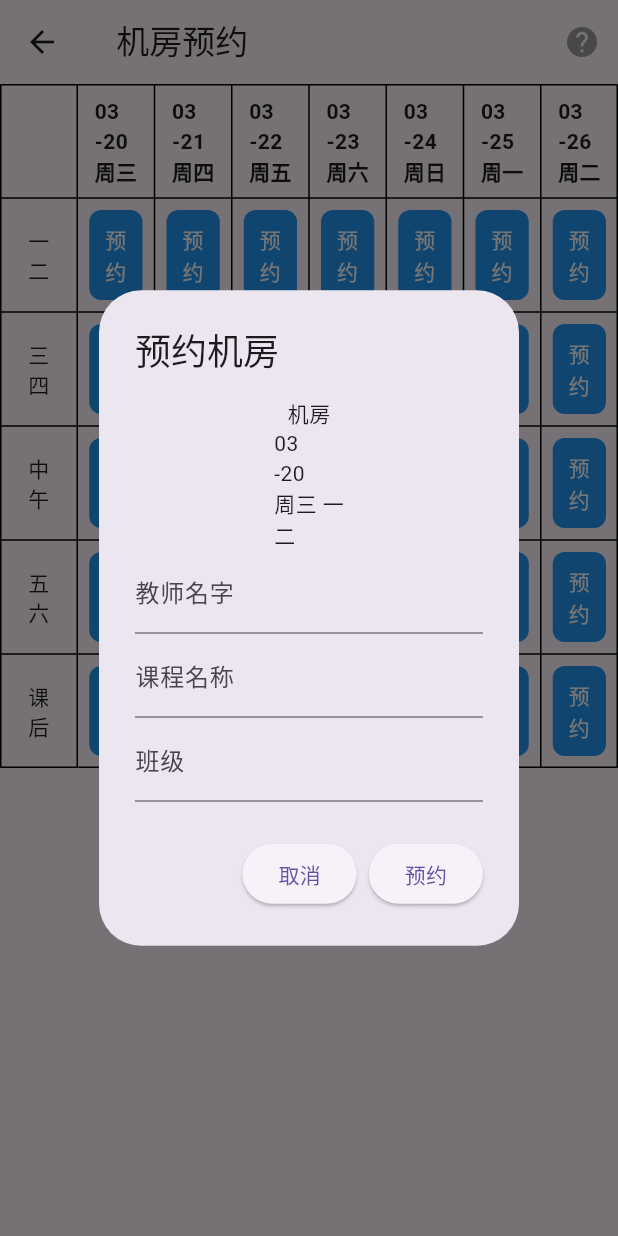
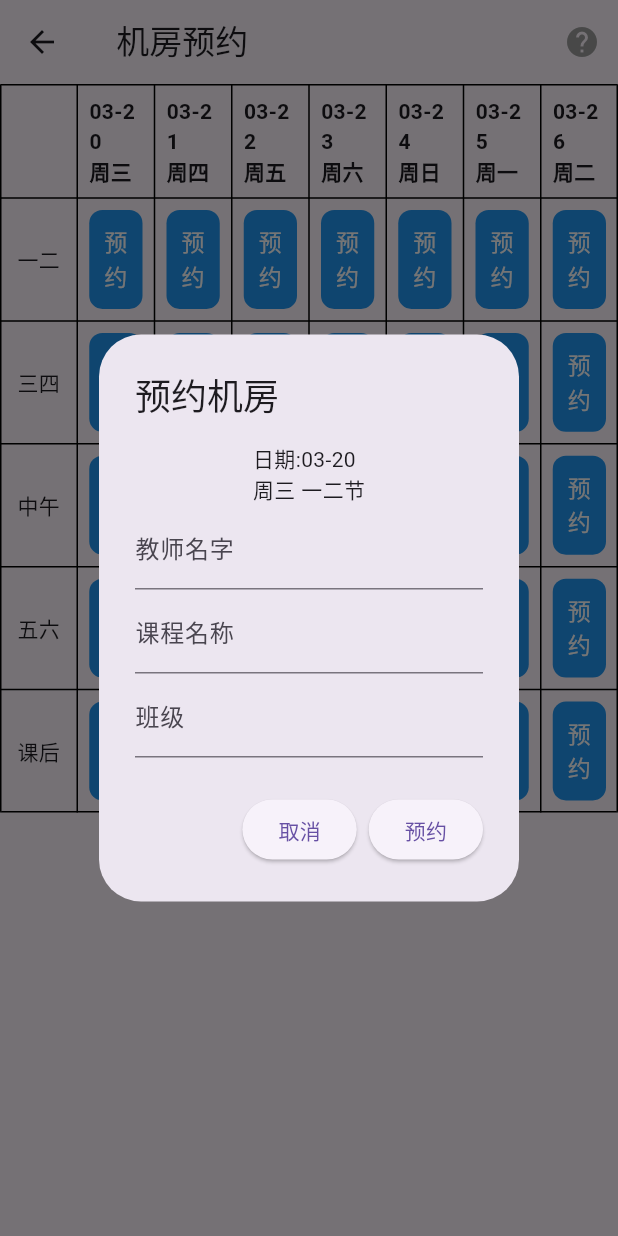
Before and after one commit to kfzzzzzz/xintai_school, a Flutter app: the SchoolComputerReservationPage screen opened directly with empty values, after a tap on an icon or button, on a phone screen of 412 x 824 dp. Run offline on Flutter 3.47's test engine with Material 3 defaults, Android fonts, the phone set to English and light mode, and no system bars; our stand-ins replace bloc, data_table_2, equatable, flutter_bloc, flutter_screenutil, fluttertoast and 1 more; statements that could not run were skipped.

Commit message:
@dev #预约界面一些UI修改

```diff
--- a/lib/SchoolComputerSys/SchoolComputerReservationPage.dart
+++ b/lib/SchoolComputerSys/SchoolComputerReservationPage.dart
@@ -128,33 +128,45 @@ class _SchoolComputerReservationPageState
     int type,
     Map<String, List<RoomReservation>> roomDayReservations,
   ) {
-    String reservationInfo =
+    RoomReservation? roomReservation =
         _getReservationInfo(date, type, roomDayReservations);
 
-    if (reservationInfo.isNotEmpty) {
-      return Center(
-        child: Text(
-          reservationInfo,
-          style: TextStyle(fontSize: 10.0),
+    if (roomReservation != null) {
+      return Column(children: [
+        Text(
+          '${roomReservation.course}',
+          style: TextStyle(fontSize: 10.0.px),
+          textAlign: TextAlign.left,
+          maxLines: 3,
+          overflow: TextOverflow.ellipsis,
+        ),
+        Text(
+          '${roomReservation.className}',
+          style: TextStyle(fontSize: 10.0.px),
           textAlign: TextAlign.left,
         ),
-      );
+        Text(
+          '${roomReservation.teacher}',
+          style: TextStyle(fontSize: 10.0.px),
+          textAlign: TextAlign.left,
+        ),
+      ]);
     } else {
       return InkWell(
         onTap: () {
           showBookDialog(computerRoom, date, type);
         },
         child: Container(
-          width: 100, // 按钮宽度
-          height: 60, // 按钮高度
+          width: 100.px, // 按钮宽度
+          height: 60.px, // 按钮高度
           decoration: BoxDecoration(
             color: Colors.blue, // 按钮背景色
-            borderRadius: BorderRadius.circular(8), // 按钮圆角
+            borderRadius: BorderRadius.circular(8.px), // 按钮圆角
           ),
           child: Center(
             child: Text(
               '预 \n约',
-              style: TextStyle(fontSize: 14, color: Colors.white), // 文字样式
+              style: TextStyle(fontSize: 14.px, color: Colors.white), // 文字样式
               textAlign: TextAlign.center, // 文字居中对齐
             ),
           ),
@@ -163,7 +175,7 @@ class _SchoolComputerReservationPageState
     }
   }
 
-  String _getReservationInfo(DateTime Date, int type,
+  RoomReservation? _getReservationInfo(DateTime Date, int type,
       Map<String, List<RoomReservation>> roomDayReservations) {
     String formattedReservationDate = _formatDate(Date);
 
@@ -172,26 +184,26 @@ class _SchoolComputerReservationPageState
           roomDayReservations[formattedReservationDate]!;
       for (var reservation in reservations) {
         if (reservation.type == type) {
-          return "${reservation.course}\n ${reservation.className}${reservation.teacher}";
+          return reservation;
         }
       }
     }
 
-    return "";
+    return null;
   }
 
   String _formatTimeSlot(int type) {
     switch (type) {
       case 1:
-        return '一\n二';
+        return '一二';
       case 2:
-        return '三\n四';
+        return '三四';
       case 3:
-        return '中\n午';
+        return '中午';
       case 4:
-        return '五\n六';
+        return '五六';
       case 5:
-        return '课\n后';
+        return '课后';
       default:
         return '';
     }
@@ -202,19 +214,19 @@ class _SchoolComputerReservationPageState
     String day = date.day.toString().padLeft(2, '0');
     switch (date.weekday) {
       case 1:
-        return '$month\n-$day\n周一';
+        return '$month-$day\n周一';
       case 2:
-        return '$month\n-$day\n周二';
+        return '$month-$day\n周二';
       case 3:
-        return '$month\n-$day\n周三';
+        return '$month-$day\n周三';
       case 4:
-        return '$month\n-$day\n周四';
+        return '$month-$day\n周四';
       case 5:
-        return '$month\n-$day\n周五';
+        return '$month-$day\n周五';
       case 6:
-        return '$month\n-$day\n周六';
+        return '$month-$day\n周六';
       case 7:
-        return '$month\n-$day\n周日';
+        return '$month-$day\n周日';
       default:
         return '';
     }
@@ -229,12 +241,11 @@ class _SchoolComputerReservationPageState
         String className = '';
 
         return AlertDialog(
-          title: Text('预约机房'),
+          title: Text('预约机房${computerRoom.room}'),
           content: Column(
             mainAxisSize: MainAxisSize.min,
             children: [
-              Text('${computerRoom.room}机房'),
-              Text('${_formatDate(date)} ${_formatTimeSlot(type)}'),
+              Text('日期:${_formatDate(date)} ${_formatTimeSlot(type)}节'),
               TextFormField(
                 decoration: InputDecoration(labelText: '教师名字'),
                 onChanged: (value) {
```
